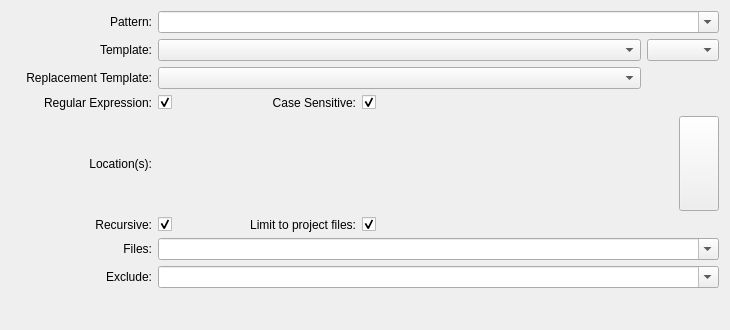
Qt form grepwidget.ui (otzy007/kdevgrepview-hide-comments) before a commit.
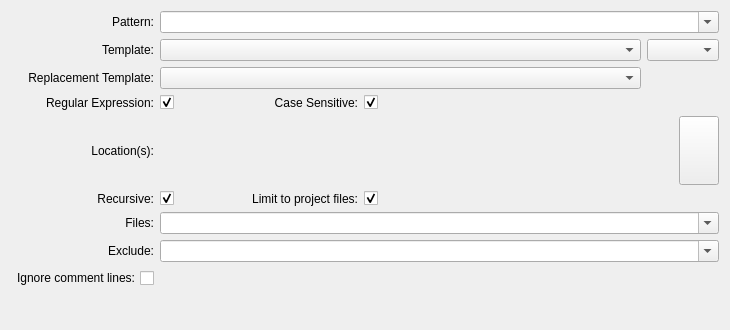
The same form after that commit. Custom widgets are drawn as their Qt base class.

Patch:
```diff
--- a/grepwidget.ui
+++ b/grepwidget.ui
@@ -321,7 +321,7 @@
      </property>
     </widget>
    </item>
-   <item row="8" column="0">
+   <item row="9" column="0">
     <spacer>
      <property name="orientation">
       <enum>Qt::Horizontal</enum>
@@ -337,7 +337,7 @@
      </property>
     </spacer>
    </item>
-   <item row="8" column="1">
+   <item row="9" column="1">
     <spacer>
      <property name="orientation">
       <enum>Qt::Horizontal</enum>
@@ -353,7 +353,7 @@
      </property>
     </spacer>
    </item>
-   <item row="8" column="2">
+   <item row="9" column="2">
     <spacer>
      <property name="orientation">
       <enum>Qt::Horizontal</enum>
@@ -369,7 +369,7 @@
      </property>
     </spacer>
    </item>
-   <item row="8" column="3" colspan="3">
+   <item row="9" column="3" colspan="3">
     <spacer>
      <property name="orientation">
       <enum>Qt::Horizontal</enum>
@@ -405,24 +405,34 @@
      </property>
     </widget>
    </item>
+   <item row="8" column="0">
+    <widget class="QCheckBox" name="ignoreCommentsCheck">
+     <property name="layoutDirection">
+      <enum>Qt::RightToLeft</enum>
+     </property>
+     <property name="text">
+      <string>Ignore comment lines:</string>
+     </property>
+    </widget>
+   </item>
   </layout>
  </widget>
  <customwidgets>
-  <customwidget>
-   <class>KUrlRequester</class>
-   <extends>QFrame</extends>
-   <header>kurlrequester.h</header>
-  </customwidget>
-  <customwidget>
-   <class>KPushButton</class>
-   <extends>QPushButton</extends>
-   <header>kpushbutton.h</header>
-  </customwidget>
   <customwidget>
    <class>KComboBox</class>
    <extends>QComboBox</extends>
    <header>kcombobox.h</header>
   </customwidget>
+  <customwidget>
+   <class>KPushButton</class>
+   <extends>QPushButton</extends>
+   <header>kpushbutton.h</header>
+  </customwidget>
+  <customwidget>
+   <class>KUrlRequester</class>
+   <extends>QFrame</extends>
+   <header>kurlrequester.h</header>
+  </customwidget>
  </customwidgets>
  <tabstops>
   <tabstop>patternCombo</tabstop>
```
